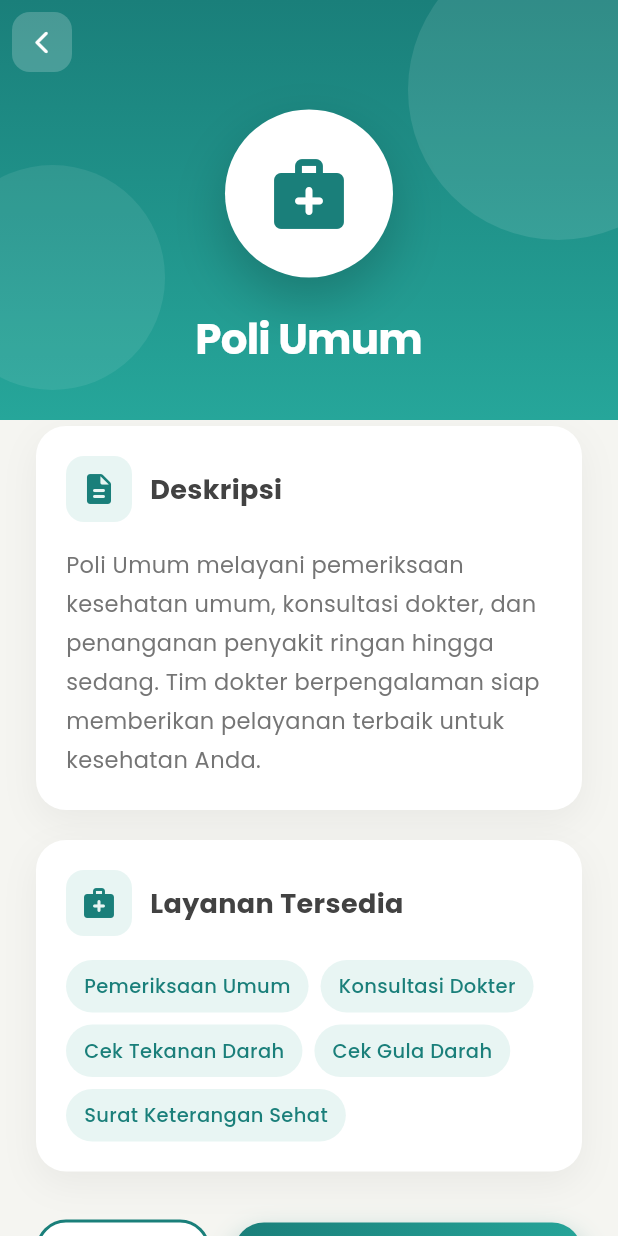
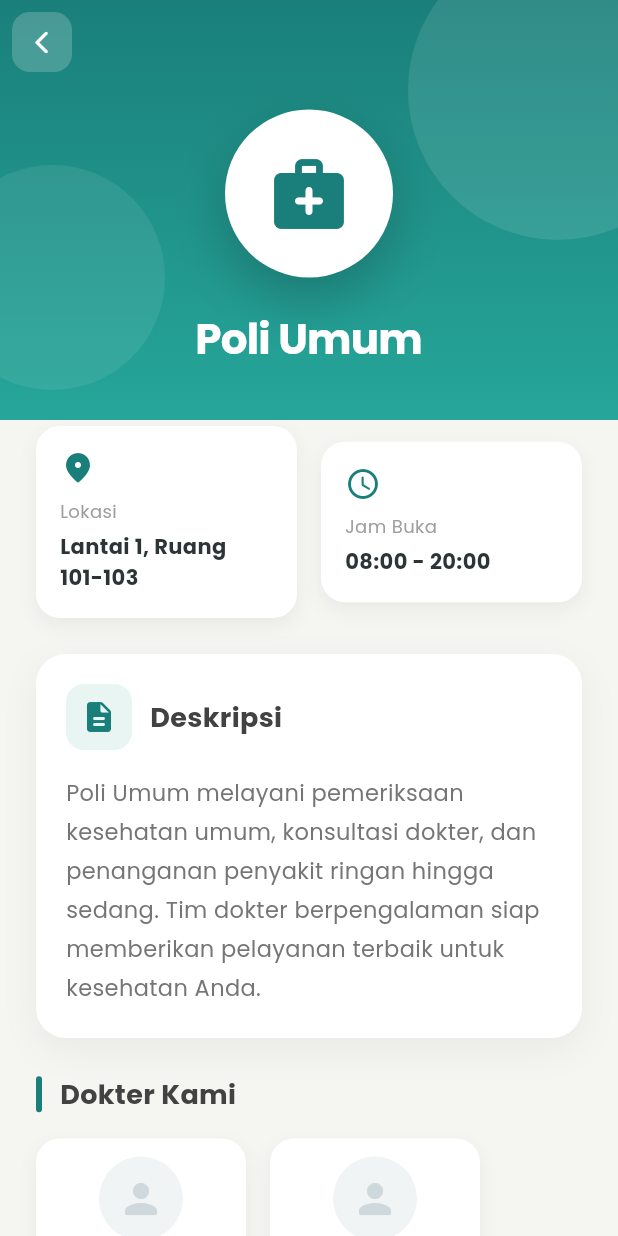
Before and after one commit to yehezkieldio/uas-pemrogramn-aplikasi-bergerak, a Flutter app: the DetailPoliPage screen opened directly with sample values from the repository, on a phone screen of 412 x 824 dp. Run offline on Flutter 3.47's test engine with Material 3 defaults, Android fonts, the phone set to English and light mode, and no system bars; our stand-ins replace google_fonts.

Commit message:
feat: add stuff

```diff
--- a/lib/model/poli.dart
+++ b/lib/model/poli.dart
@@ -6,6 +6,8 @@ class Poli {
   final IconData icon;
   final String description;
   final List<String> services;
+  final String location;
+  final String operatingHours;
 
   const Poli({
     required this.id,
@@ -13,6 +15,8 @@ class Poli {
     required this.icon,
     required this.description,
     required this.services,
+    required this.location,
+    required this.operatingHours,
   });
 }
 
@@ -30,6 +34,8 @@ final List<Poli> daftarPoli = [
       'Cek Gula Darah',
       'Surat Keterangan Sehat',
     ],
+    location: 'Lantai 1, Ruang 101-103',
+    operatingHours: '08:00 - 20:00',
   ),
   const Poli(
     id: 2,
@@ -44,6 +50,8 @@ final List<Poli> daftarPoli = [
       'Perawatan Saluran Akar',
       'Pemutihan Gigi',
     ],
+    location: 'Lantai 2, Ruang 201-205',
+    operatingHours: '09:00 - 17:00',
   ),
   const Poli(
     id: 3,
@@ -58,6 +66,8 @@ final List<Poli> daftarPoli = [
       'Penanganan Demam',
       'Konsultasi Gizi Anak',
     ],
+    location: 'Lantai 1, Sayap Timur',
+    operatingHours: '08:00 - 16:00',
   ),
   const Poli(
     id: 4,
@@ -72,6 +82,8 @@ final List<Poli> daftarPoli = [
       'Konsultasi Kacamata',
       'Pemeriksaan Katarak',
     ],
+    location: 'Lantai 3, Ruang 305',
+    operatingHours: '10:00 - 18:00',
   ),
   const Poli(
     id: 5,
@@ -86,5 +98,22 @@ final List<Poli> daftarPoli = [
       'Penanganan Sinusitis',
       'Tes Pendengaran',
     ],
+    location: 'Lantai 3, Ruang 308',
+    operatingHours: '13:00 - 19:00',
+  ),
+  const Poli(
+    id: 6,
+    name: 'Poli Kandungan',
+    icon: Icons.pregnant_woman_rounded,
+    description:
+        'Layanan kesehatan ibu dan janin yang komprehensif, mulai dari pemeriksaan kehamilan rutin hingga konsultasi kesuburan.',
+    services: [
+      'USG 4D',
+      'Pemeriksaan Kehamilan',
+      'Konsultasi Kesuburan',
+      'Imunisasi Ibu Hamil',
+    ],
+    location: 'Lantai 2, Sayap Barat',
+    operatingHours: '09:00 - 15:00',
   ),
 ];
--- a/lib/page/daftar_poli_page.dart
+++ b/lib/page/daftar_poli_page.dart
@@ -144,34 +144,7 @@ class _DaftarPoliPageState extends State<DaftarPoliPage>
   }
 
   Widget _buildPoliCard(BuildContext context, Poli poli) {
-    return GestureDetector(
-      onTap: () {
-        // Navigate to Daftar Layanan
-        Navigator.push(
-          context,
-          PageRouteBuilder(
-            transitionDuration: const Duration(milliseconds: 400),
-            pageBuilder: (_, _, _) => DaftarLayananPage(poli: poli),
-            transitionsBuilder: (_, animation, _, child) {
-              return FadeTransition(opacity: animation, child: child);
-            },
-          ),
-        );
-      },
-      onLongPress: () {
-        // Navigate to Detail Poli
-        Navigator.push(
-          context,
-          PageRouteBuilder(
-            transitionDuration: const Duration(milliseconds: 400),
-            pageBuilder: (_, _, _) => DetailPoliPage(poli: poli),
-            transitionsBuilder: (_, animation, _, child) {
-              return FadeTransition(opacity: animation, child: child);
-            },
-          ),
-        );
-      },
-      child: Container(
+    return Container(
       decoration: BoxDecoration(
         color: Colors.white,
         borderRadius: BorderRadius.circular(20),
@@ -285,7 +258,6 @@ class _DaftarPoliPageState extends State<DaftarPoliPage>
           ),
         ),
       ),
-      ),
     );
   }
 }
--- a/lib/page/detail_poli_page.dart
+++ b/lib/page/detail_poli_page.dart
@@ -1,5 +1,7 @@
 import 'package:flutter/material.dart';
 import '../model/poli.dart';
+import '../model/doctor.dart';
+import 'doctor_detail_page.dart';
 
 class DetailPoliPage extends StatelessWidget {
   final Poli poli;
@@ -8,6 +10,10 @@ class DetailPoliPage extends StatelessWidget {
 
   @override
   Widget build(BuildContext context) {
+    // Filter doctors by this poli
+    final doctors =
+        daftarDokter.where((d) => d.specialty == poli.name).toList();
+
     return Scaffold(
       backgroundColor: const Color(0xFFF5F5F1),
       body: CustomScrollView(
@@ -138,6 +144,29 @@ class DetailPoliPage extends StatelessWidget {
                     children: [
                       const SizedBox(height: 10),
 
+                      // Info Row (Location & Hours)
+                      Row(
+                        children: [
+                          Expanded(
+                            child: _buildInfoCard(
+                              Icons.location_on_rounded,
+                              'Lokasi',
+                              poli.location,
+                            ),
+                          ),
+                          const SizedBox(width: 16),
+                          Expanded(
+                            child: _buildInfoCard(
+                              Icons.access_time_rounded,
+                              'Jam Buka',
+                              poli.operatingHours,
+                            ),
+                          ),
+                        ],
+                      ),
+
+                      const SizedBox(height: 24),
+
                       // Description card
                       Container(
                         padding: const EdgeInsets.all(20),
@@ -192,7 +221,44 @@ class DetailPoliPage extends StatelessWidget {
                         ),
                       ),
 
-                      const SizedBox(height: 20),
+                      const SizedBox(height: 24),
+
+                      // Available Doctors (Horizontal List)
+                      if (doctors.isNotEmpty) ...[
+                        Row(
+                          children: [
+                            Container(
+                              width: 4,
+                              height: 24,
+                              decoration: BoxDecoration(
+                                color: const Color(0xFF1A7F7A),
+                                borderRadius: BorderRadius.circular(4),
+                              ),
+                            ),
+                            const SizedBox(width: 12),
+                            Text(
+                              'Dokter Kami',
+                              style: TextStyle(
+                                fontSize: 18,
+                                fontWeight: FontWeight.bold,
+                                color: Colors.grey.shade800,
+                              ),
+                            ),
+                          ],
+                        ),
+                        const SizedBox(height: 16),
+                        SizedBox(
+                          height: 160,
+                          child: ListView.builder(
+                            scrollDirection: Axis.horizontal,
+                            itemCount: doctors.length,
+                            itemBuilder: (context, index) {
+                              return _buildDoctorCard(context, doctors[index]);
+                            },
+                          ),
+                        ),
+                        const SizedBox(height: 24),
+                      ],
 
                       // Services preview
                       Container(
@@ -265,120 +331,6 @@ class DetailPoliPage extends StatelessWidget {
                       ),
 
                       const SizedBox(height: 32),
-
-                      // Action buttons - Daftar and Kembali
-                      Row(
-                        children: [
-                          // Kembali button
-                          Expanded(
-                            child: GestureDetector(
-                              onTap: () => Navigator.pop(context),
-                              child: Container(
-                                padding: const EdgeInsets.symmetric(
-                                  vertical: 16,
-                                ),
-                                decoration: BoxDecoration(
-                                  color: Colors.white,
-                                  borderRadius: BorderRadius.circular(20),
-                                  border: Border.all(
-                                    color: const Color(0xFF1A7F7A),
-                                    width: 2,
-                                  ),
-                                ),
-                                child: const Center(
-                                  child: Text(
-                                    'Kembali',
-                                    style: TextStyle(
-                                      color: Color(0xFF1A7F7A),
-                                      fontSize: 16,
-                                      fontWeight: FontWeight.bold,
-                                    ),
-                                  ),
-                                ),
-                              ),
-                            ),
-                          ),
-                          const SizedBox(width: 16),
-                          // Daftar button
-                          Expanded(
-                            flex: 2,
-                            child: GestureDetector(
-                              onTap: () {
-                                ScaffoldMessenger.of(context).showSnackBar(
-                                  SnackBar(
-                                    content: Row(
-                                      children: [
-                                        const Icon(
-                                          Icons.check_circle,
-                                          color: Colors.white,
-                                        ),
-                                        const SizedBox(width: 12),
-                                        Text(
-                                          'Pendaftaran ${poli.name} berhasil!',
-                                        ),
-                                      ],
-                                    ),
-                                    backgroundColor: const Color(0xFF1A7F7A),
-                                    behavior: SnackBarBehavior.floating,
-                                    shape: RoundedRectangleBorder(
-                                      borderRadius: BorderRadius.circular(12),
-                                    ),
-                                    margin: const EdgeInsets.all(16),
-                                  ),
-                                );
-                              },
-                              child: Container(
-                                padding: const EdgeInsets.symmetric(
-                                  vertical: 16,
-                                ),
-                                decoration: BoxDecoration(
-                                  gradient: const LinearGradient(
-                                    colors: [
-                                      Color(0xFF1A7F7A),
-                                      Color(0xFF26A69A),
-                                    ],
-                                    begin: Alignment.topLeft,
-                                    end: Alignment.bottomRight,
-                                  ),
-                                  borderRadius: BorderRadius.circular(20),
-                                  boxShadow: [
-                                    BoxShadow(
-                                      color: const Color(
-                                        0xFF1A7F7A,
-                                      ).withOpacity(0.4),
-                                      blurRadius: 15,
-                                      offset: const Offset(0, 8),
-                                    ),
-                                  ],
-                                ),
-                                child: const Center(
-                                  child: Row(
-                                    mainAxisAlignment: MainAxisAlignment.center,
-                                    children: [
-                                      Icon(
-                                        Icons.assignment_turned_in_rounded,
-                                        color: Colors.white,
-                                        size: 20,
-                                      ),
-                                      SizedBox(width: 8),
-                                      Text(
-                                        'Daftar Sekarang',
-                                        style: TextStyle(
-                                          color: Colors.white,
-                                          fontSize: 16,
-                                          fontWeight: FontWeight.bold,
-                                        ),
-                                      ),
-                                    ],
-                                  ),
-                                ),
-                              ),
-                            ),
-                          ),
-                        ],
-                      ),
-
-                      const SizedBox(height: 40),
                     ],
                   ),
                 ),
@@ -389,4 +341,127 @@ class DetailPoliPage extends StatelessWidget {
       ),
     );
   }
+
+  Widget _buildInfoCard(IconData icon, String title, String value) {
+    return Container(
+      padding: const EdgeInsets.all(16),
+      decoration: BoxDecoration(
+        color: Colors.white,
+        borderRadius: BorderRadius.circular(16),
+        boxShadow: [
+          BoxShadow(
+            color: Colors.black.withOpacity(0.05),
+            blurRadius: 10,
+            offset: const Offset(0, 5),
+          ),
+        ],
+      ),
+      child: Column(
+        crossAxisAlignment: CrossAxisAlignment.start,
+        children: [
+          Icon(icon, color: const Color(0xFF1A7F7A), size: 24),
+          const SizedBox(height: 8),
+          Text(
+            title,
+            style: TextStyle(
+              fontSize: 12,
+              color: Colors.grey.shade500,
+            ),
+          ),
+          const SizedBox(height: 4),
+          Text(
+            value,
+            style: const TextStyle(
+              fontSize: 14,
+              fontWeight: FontWeight.bold,
+              color: Color(0xFF2D3436),
+            ),
+            maxLines: 2,
+            overflow: TextOverflow.ellipsis,
+          ),
+        ],
+      ),
+    );
+  }
+
+  Widget _buildDoctorCard(BuildContext context, Doctor doctor) {
+    return GestureDetector(
+      onTap: () {
+        Navigator.push(
+          context,
+          PageRouteBuilder(
+            transitionDuration: const Duration(milliseconds: 400),
+            pageBuilder: (_, _, _) => DoctorDetailPage(doctor: doctor),
+            transitionsBuilder: (_, animation, _, child) {
+              return FadeTransition(opacity: animation, child: child);
+            },
+          ),
+        );
+      },
+      child: Container(
+        width: 140,
+        margin: const EdgeInsets.only(right: 16),
+        padding: const EdgeInsets.all(12),
+        decoration: BoxDecoration(
+          color: Colors.white,
+          borderRadius: BorderRadius.circular(16),
+          boxShadow: [
+            BoxShadow(
+              color: Colors.black.withOpacity(0.05),
+              blurRadius: 10,
+              offset: const Offset(0, 5),
+            ),
+          ],
+        ),
+        child: Column(
+          children: [
+            Container(
+              padding: const EdgeInsets.all(12),
+              decoration: BoxDecoration(
+                color: const Color(0xFFF0F4F4),
+                shape: BoxShape.circle,
+              ),
+              child: const Icon(
+                Icons.person_rounded,
+                color: Color(0xFFCFD8DC),
+                size: 32,
+              ),
+            ),
+            const SizedBox(height: 8),
+            Text(
+              doctor.name,
+              style: const TextStyle(
+                fontSize: 13,
+                fontWeight: FontWeight.bold,
+                color: Color(0xFF2D3436),
+              ),
+              textAlign: TextAlign.center,
+              maxLines: 2,
+              overflow: TextOverflow.ellipsis,
+            ),
+            const SizedBox(height: 4),
+            Row(
+              mainAxisAlignment: MainAxisAlignment.center,
+              children: [
+                const Icon(
+                  Icons.star_rounded,
+                  size: 14,
+                  color: Color(0xFFFBC02D),
+                ),
+                const SizedBox(width: 4),
+                Text(
+                  doctor.rating.toString(),
+                  style: const TextStyle(
+                    fontSize: 12,
+                    fontWeight: FontWeight.bold,
+                    color: Color(0xFFFBC02D),
+                  ),
+                ),
+              ],
+            ),
+          ],
+        ),
+      ),
+    );
+  }
 }
--- a/lib/page/history_page.dart
+++ b/lib/page/history_page.dart
@@ -58,9 +58,15 @@ class _HistoryPageState extends State<HistoryPage>
           controller: _tabController,
           indicatorColor: Colors.white,
           indicatorWeight: 3,
-          labelStyle:
-              const TextStyle(fontWeight: FontWeight.bold, fontSize: 16),
-          unselectedLabelStyle: const TextStyle(fontWeight: FontWeight.w400),
+          labelStyle: const TextStyle(
+            fontWeight: FontWeight.bold,
+            fontSize: 16,
+            color: Colors.white,
+          ),
+          unselectedLabelStyle: const TextStyle(
+            fontWeight: FontWeight.w400,
+            color: Colors.white,
+          ),
           tabs: const [
             Tab(text: 'Mendatang'),
             Tab(text: 'Selesai'),
@@ -75,10 +81,7 @@ class _HistoryPageState extends State<HistoryPage>
 
           return TabBarView(
             controller: _tabController,
-            children: [
-              _buildBookingList(upcoming),
-              _buildBookingList(past),
-            ],
+            children: [_buildBookingList(upcoming), _buildBookingList(past)],
           );
         },
       ),
@@ -183,8 +186,10 @@ class _HistoryPageState extends State<HistoryPage>
                 ),
                 // Queue Number Badge
                 Container(
-                  padding:
-                      const EdgeInsets.symmetric(horizontal: 12, vertical: 8),
+                  padding: const EdgeInsets.symmetric(
+                    horizontal: 12,
+                    vertical: 8,
+                  ),
                   decoration: BoxDecoration(
                     color: const Color(0xFFE8F5F3),
                     borderRadius: BorderRadius.circular(12),
@@ -227,7 +232,9 @@ class _HistoryPageState extends State<HistoryPage>
                     Text(
                       DateFormat('EEEE, d MMM').format(booking.date),
                       style: const TextStyle(
-                          fontSize: 13, fontWeight: FontWeight.w500),
+                        fontSize: 13,
+                        fontWeight: FontWeight.w500,
+                      ),
                     ),
                   ],
                 ),
@@ -242,7 +249,9 @@ class _HistoryPageState extends State<HistoryPage>
                     Text(
                       booking.time,
                       style: const TextStyle(
-                          fontSize: 13, fontWeight: FontWeight.w500),
+                        fontSize: 13,
+                        fontWeight: FontWeight.w500,
+                      ),
                     ),
                   ],
                 ),
```
Lines whose indentation alone changed are shown as unchanged.
